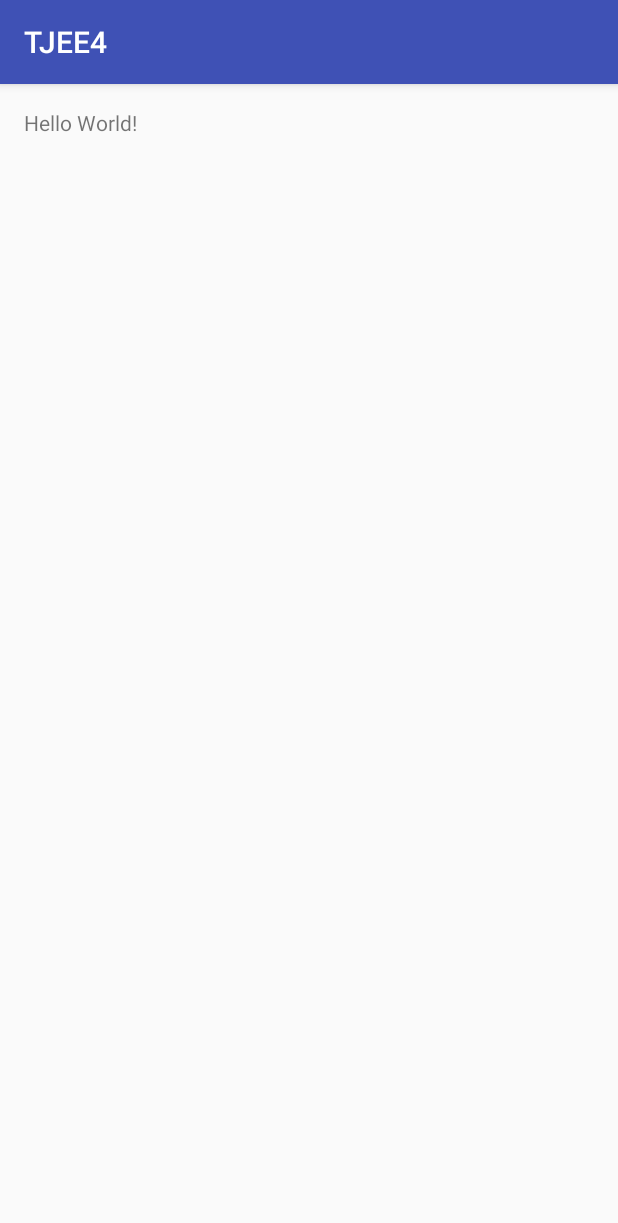
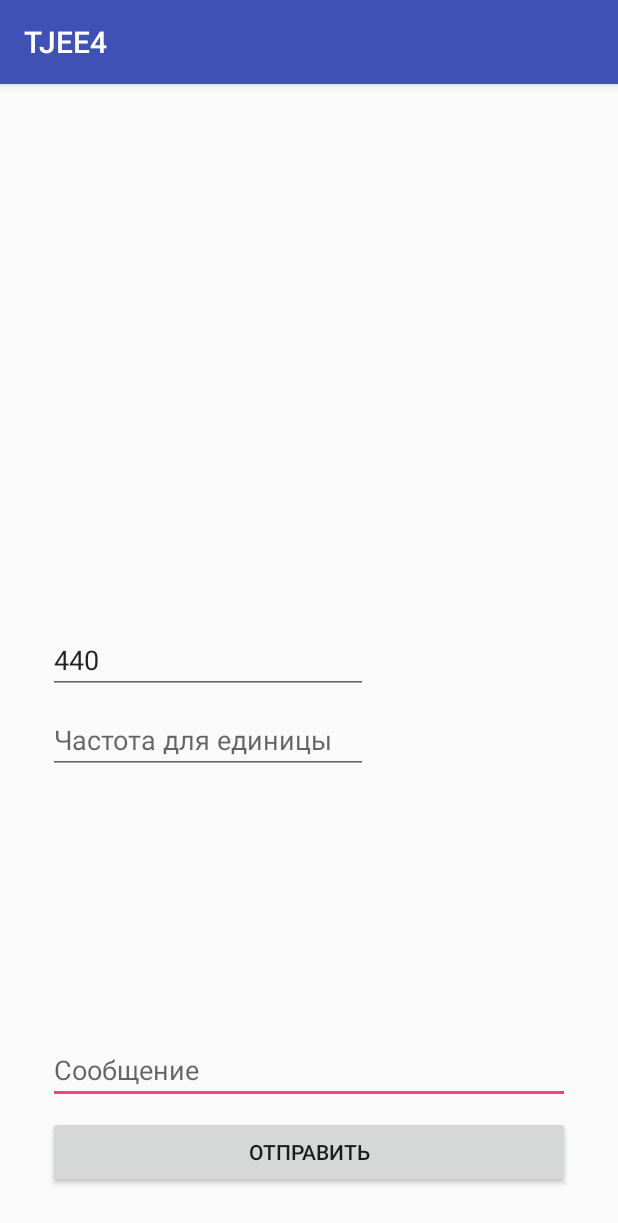
Before and after one commit to Sebekerga/TJEE4, an Android app: the screen it shows after launch (MainActivity), on a phone screen of 412 x 824 dp. Shown: the top 1223 px of the screen. Run offline under Robolectric (Android 15) with nearby library versions, the phone set to English and light mode, and no system bars.

Commit message:
очень лень писать чо-то работает я спать

```diff
--- a/app/build.gradle
+++ b/app/build.gradle
@@ -26,4 +26,5 @@ dependencies {
     })
     compile 'com.android.support:appcompat-v7:25.3.0'
     testCompile 'junit:junit:4.12'
+    compile 'com.android.support.constraint:constraint-layout:1.0.2'
 }
--- a/app/src/main/java/com/sebekerga/tjee4/MainActivity.java
+++ b/app/src/main/java/com/sebekerga/tjee4/MainActivity.java
@@ -1,13 +1,96 @@
 package com.sebekerga.tjee4;
 
+import android.media.AudioFormat;
+import android.media.AudioManager;
+import android.media.AudioTrack;
+import android.os.Handler;
 import android.support.v7.app.AppCompatActivity;
 import android.os.Bundle;
+import android.view.View;
+import android.widget.Button;
+import android.widget.EditText;
+import android.widget.Switch;
 
 public class MainActivity extends AppCompatActivity {
+
+    private final int duration = 1; // seconds
+    private final int sampleRate = 8000;
+    private final int numSamples = duration * sampleRate;
+    private final double sample[] = new double[numSamples];
+    private double freqOfTone = 4400; // hz
+
+    private final byte generatedSnd[] = new byte[2 * numSamples];
+
+    Handler handler = new Handler();
+
+    String data;
+
+    EditText edit_text_data;
+    EditText edit_text_fr_zero;
+    EditText edit_text_fr_one;
+    Button button_send;
 
     @Override
     protected void onCreate(Bundle savedInstanceState) {
         super.onCreate(savedInstanceState);
         setContentView(R.layout.activity_main);
+
+        edit_text_data = (EditText) findViewById(R.id.edit_text_data);
+        edit_text_fr_zero = (EditText) findViewById(R.id.edit_text_fr_zero);
+        edit_text_fr_one = (EditText) findViewById(R.id.edit_text_fr_one);
+        button_send = (Button) findViewById(R.id.button_send);
+
+        button_send.setOnClickListener(new View.OnClickListener() {
+            @Override
+            public void onClick(View view) {
+                data = edit_text_data.getText().toString();
+                for (char i : data.toCharArray()) {
+                    switch (i) {
+                        case '1':
+                            freqOfTone = 4400;
+                            break;
+                        case '0':
+                            freqOfTone = 440;
+                            break;
+
+                    }
+                    genTone();
+                    playSound();
+                    try {
+                        Thread.sleep(duration * 1000);
+                    } catch (InterruptedException ex) {
+                        ex.printStackTrace();
+                    }
+                }
+            }
+        });
+    }
+
+    void genTone() {
+        // fill out the array
+        for (int i = 0; i < numSamples; ++i) {
+            sample[i] = Math.sin(2 * Math.PI * i / (sampleRate / freqOfTone));
+        }
+
+        // convert to 16 bit pcm sound array
+        // assumes the sample buffer is normalised.
+        int idx = 0;
+        for (final double dVal : sample) {
+            // scale to maximum amplitude
+            final short val = (short) ((dVal * 32767));
+            // in 16 bit wav PCM, first byte is the low order byte
+            generatedSnd[idx++] = (byte) (val & 0x00ff);
+            generatedSnd[idx++] = (byte) ((val & 0xff00) >>> 8);
+
+        }
+    }
+
+    void playSound() {
+        final AudioTrack audioTrack = new AudioTrack(AudioManager.STREAM_MUSIC,
+                sampleRate, AudioFormat.CHANNEL_CONFIGURATION_MONO,
+                AudioFormat.ENCODING_PCM_16BIT, numSamples,
+                AudioTrack.MODE_STATIC);
+        audioTrack.write(generatedSnd, 0, generatedSnd.length);
+        audioTrack.play();
     }
 }
--- a/app/src/main/res/layout/activity_main.xml
+++ b/app/src/main/res/layout/activity_main.xml
@@ -1,5 +1,6 @@
 <?xml version="1.0" encoding="utf-8"?>
-<RelativeLayout xmlns:android="http://schemas.android.com/apk/res/android"
+<android.support.constraint.ConstraintLayout xmlns:android="http://schemas.android.com/apk/res/android"
+    xmlns:app="http://schemas.android.com/apk/res-auto"
     xmlns:tools="http://schemas.android.com/tools"
     android:id="@+id/activity_main"
     android:layout_width="match_parent"
@@ -10,8 +11,57 @@
     android:paddingTop="@dimen/activity_vertical_margin"
     tools:context="com.sebekerga.tjee4.MainActivity">
 
-    <TextView
+    <Button
+        android:id="@+id/button_send"
+        android:layout_width="0dp"
+        android:layout_height="wrap_content"
+        android:layout_marginBottom="16dp"
+        android:layout_marginEnd="16dp"
+        android:layout_marginStart="16dp"
+        android:text="отправить"
+        app:layout_constraintBottom_toBottomOf="parent"
+        app:layout_constraintLeft_toLeftOf="parent"
+        app:layout_constraintRight_toRightOf="parent" />
+
+    <EditText
+        android:id="@+id/edit_text_data"
+        android:layout_width="0dp"
+        android:layout_height="wrap_content"
+        android:layout_marginBottom="8dp"
+        android:layout_marginEnd="16dp"
+        android:layout_marginStart="16dp"
+        android:ems="10"
+        android:hint="Сообщение"
+        android:inputType="numberDecimal"
+        app:layout_constraintBottom_toTopOf="@+id/button_send"
+        app:layout_constraintHorizontal_bias="0.43"
+        app:layout_constraintLeft_toLeftOf="parent"
+        app:layout_constraintRight_toRightOf="parent" />
+
+    <EditText
+        android:id="@+id/edit_text_fr_one"
         android:layout_width="wrap_content"
         android:layout_height="wrap_content"
-        android:text="Hello World!" />
-</RelativeLayout>
+        android:layout_marginTop="8dp"
+        android:ems="10"
+        android:hint="Частота для единицы"
+        android:inputType="numberDecimal"
+        app:layout_constraintLeft_toLeftOf="@+id/edit_text_fr_zero"
+        app:layout_constraintTop_toBottomOf="@+id/edit_text_fr_zero"
+        tools:text="4400" />
+
+    <EditText
+        android:id="@+id/edit_text_fr_zero"
+        android:layout_width="wrap_content"
+        android:layout_height="wrap_content"
+        android:layout_marginBottom="16dp"
+        android:layout_marginStart="16dp"
+        android:layout_marginTop="16dp"
+        android:ems="10"
+        android:hint="Частота для нуля"
+        android:inputType="numberDecimal"
+        app:layout_constraintBottom_toBottomOf="parent"
+        app:layout_constraintLeft_toLeftOf="parent"
+        app:layout_constraintTop_toTopOf="parent"
+        android:text="440" />
+</android.support.constraint.ConstraintLayout>
```
